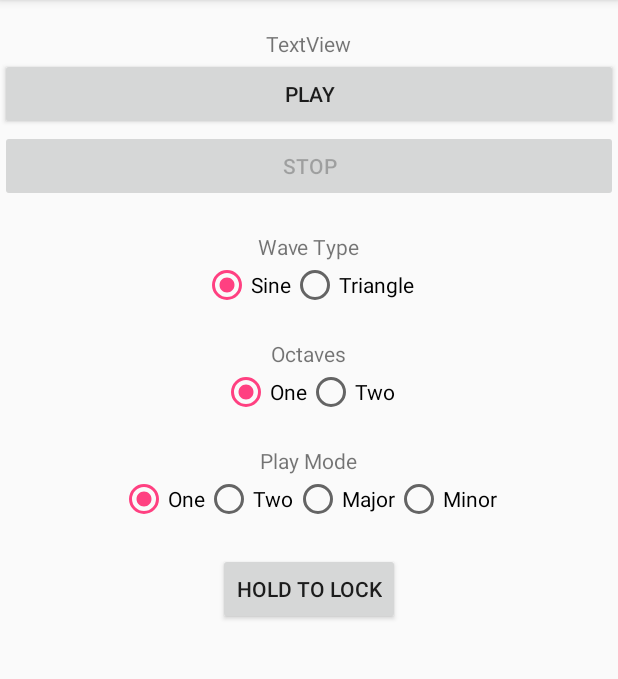
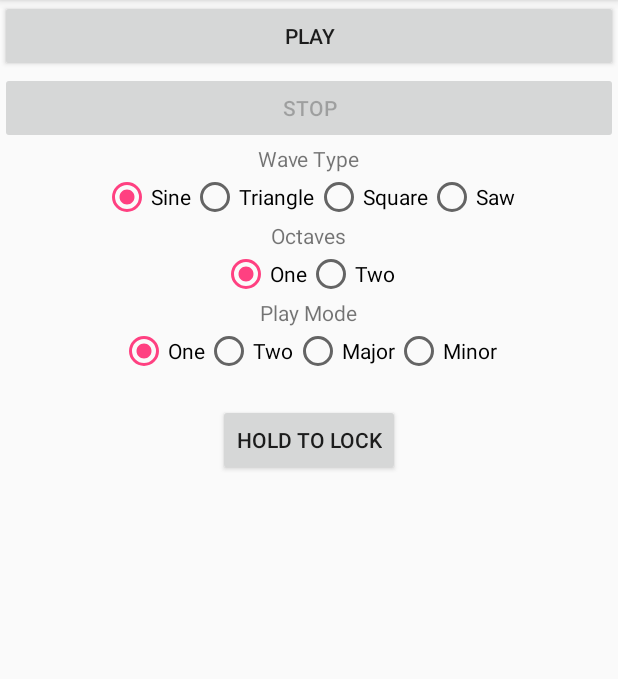
Before and after one commit to diwww/virtual-theremin, an Android app: the screen it shows after launch (MainActivity), on a phone screen of 412 x 824 dp, the part 84-763 px from its top. Run offline under Robolectric (Android 15) with nearby library versions, the phone set to English and light mode, and no system bars.

Commit message:
layout reset

```diff
--- a/Theremin/app/src/main/java/ru/hse/theremin/MainActivity.java
+++ b/Theremin/app/src/main/java/ru/hse/theremin/MainActivity.java
@@ -39,7 +39,6 @@ public class MainActivity extends AppCompatActivity
         for (int i = 0; i < notesOneOctave.length; i++) {
             notesOneOctave[i] = -10 + (i + 1) * 1.54f;
         }
-
         for (int i = 0; i < notesTwoOctaves.length; i++) {
             notesTwoOctaves[i] = -10 + (i + 1) * 0.8f;
         }
@@ -54,8 +53,6 @@ public class MainActivity extends AppCompatActivity
         }
         return intervals.length - 1;
     }
-
-    TextView valueTextView;
 
     @Override
     protected void onCreate(Bundle savedInstanceState) {
@@ -81,8 +78,6 @@ public class MainActivity extends AppCompatActivity
         sensorManager = (SensorManager) getSystemService(Context.SENSOR_SERVICE);
         sensor = sensorManager.getDefaultSensor(Sensor.TYPE_ACCELEROMETER);
         sensorManager.registerListener(this, sensor, SensorManager.SENSOR_DELAY_GAME);
-
-        valueTextView = (TextView) findViewById(R.id.value_textview);
     }
 
 
@@ -103,11 +98,9 @@ public class MainActivity extends AppCompatActivity
         if (!lockButton.isPressed()) {
             audioPlayer.setFreq(index);
         }
+
         idxTextView.setText(String.format(Locale.US, "Index: %d", index));
-        // TODO: Может стоит сделать листнер для lockButton, а не проверять это здесь
-        // (хотя сенсоры срабатывают очень часто)
         lockTextView.setText(String.format(Locale.US, "Lock status: %s", lockButton.isPressed() ? "ON" : "OFF"));
-        valueTextView.setText(String.format(Locale.US, "X: %f", event.values[0]));
     }
 
     @Override
@@ -144,6 +137,10 @@ public class MainActivity extends AppCompatActivity
                 case R.id.triangle_radio_button:
                     audioPlayer.setWave(new TriangleWave());
                     break;
+                case R.id.saw_radio_button:
+                    break;
+                case R.id.square_radio_button:
+                    break;
                 default:
                     break;
             }
--- a/Theremin/app/src/main/java/ru/hse/theremin/synthesizer/AudioPlayer.java
+++ b/Theremin/app/src/main/java/ru/hse/theremin/synthesizer/AudioPlayer.java
@@ -3,11 +3,12 @@ package ru.hse.theremin.synthesizer;
 import android.media.AudioFormat;
 import android.media.AudioManager;
 import android.media.AudioTrack;
+import android.util.Log;
 
 public class AudioPlayer {
 
-    public static final int CHORD_NUM_REPEATS = 4;
-    public static final int ONE_NOTE_NUM_REPEATS = 1;
+    private static final int CHORD_NUM_REPEATS = 4;
+    private static final int ONE_NOTE_NUM_REPEATS = 1;
 
     public enum PlayMode {OneNote, TwoNotes, MajorChord, MinorChord;}
 
@@ -82,6 +83,8 @@ public class AudioPlayer {
                         break;
                 }
             }
+        } catch (Exception exc) {
+            Log.e("THEREMIN", exc.getMessage());
         } finally {
             audioTrack.stop();
             audioTrack.release();
--- a/Theremin/app/src/main/res/layout/activity_main.xml
+++ b/Theremin/app/src/main/res/layout/activity_main.xml
@@ -4,21 +4,6 @@
               android:layout_width="match_parent"
               android:layout_height="match_parent"
               android:orientation="vertical">
-
-    <TextView
-        android:id="@+id/idx_textview"
-        android:layout_width="wrap_content"
-        android:layout_height="wrap_content"
-        android:layout_gravity="center"
-        tools:text="X Coordinate"/>
-
-    <TextView
-
-        android:id="@+id/value_textview"
-        android:layout_width="wrap_content"
-        android:layout_height="wrap_content"
-        android:layout_gravity="center"
-        android:text="TextView"/>
 
     <Button
         android:id="@+id/play_button"
@@ -39,7 +24,6 @@
         android:layout_width="wrap_content"
         android:layout_height="wrap_content"
         android:layout_gravity="center"
-        android:layout_marginTop="20dp"
         android:text="@string/wave_type"/>
 
     <RadioGroup
@@ -60,13 +44,24 @@
             android:layout_width="wrap_content"
             android:layout_height="wrap_content"
             android:text="@string/triangle"/>
+
+        <RadioButton
+            android:id="@+id/square_radio_button"
+            android:layout_width="wrap_content"
+            android:layout_height="wrap_content"
+            android:text="@string/square"/>
+
+        <RadioButton
+            android:id="@+id/saw_radio_button"
+            android:layout_width="wrap_content"
+            android:layout_height="wrap_content"
+            android:text="@string/saw"/>
     </RadioGroup>
 
     <TextView
         android:layout_width="wrap_content"
         android:layout_height="wrap_content"
         android:layout_gravity="center"
-        android:layout_marginTop="20dp"
         android:text="@string/octaves"/>
 
     <RadioGroup
@@ -93,7 +88,6 @@
         android:layout_width="wrap_content"
         android:layout_height="wrap_content"
         android:layout_gravity="center"
-        android:layout_marginTop="20dp"
         android:text="@string/play_mode"/>
 
     <RadioGroup
@@ -128,12 +122,18 @@
             android:text="@string/minor"/>
     </RadioGroup>
 
+    <TextView
+        android:id="@+id/idx_textview"
+        android:layout_width="wrap_content"
+        android:layout_height="wrap_content"
+        android:layout_gravity="center"
+        tools:text="X Coordinate"/>
+
     <Button
         android:id="@+id/lock_button"
         android:layout_width="wrap_content"
         android:layout_height="wrap_content"
         android:layout_gravity="center"
-        android:layout_marginTop="20dp"
         android:text="@string/lock"/>
 
     <TextView
@@ -141,7 +141,6 @@
         android:layout_width="wrap_content"
         android:layout_height="wrap_content"
         android:layout_gravity="center"
-        android:layout_marginTop="20dp"
         tools:text="Lock status"/>
 
 </LinearLayout>
--- a/Theremin/app/src/main/res/values/strings.xml
+++ b/Theremin/app/src/main/res/values/strings.xml
@@ -5,6 +5,7 @@
     <string name="sine">Sine</string>
     <string name="square">Square</string>
     <string name="triangle">Triangle</string>
+    <string name="saw">Saw</string>
     <string name="wave_type">Wave Type</string>
     <string name="octaves">Octaves</string>
     <string name="one">One</string>
```
